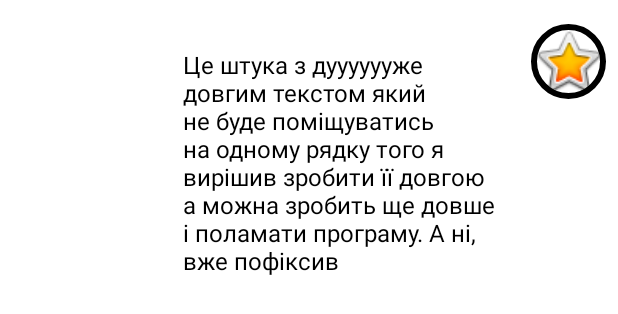
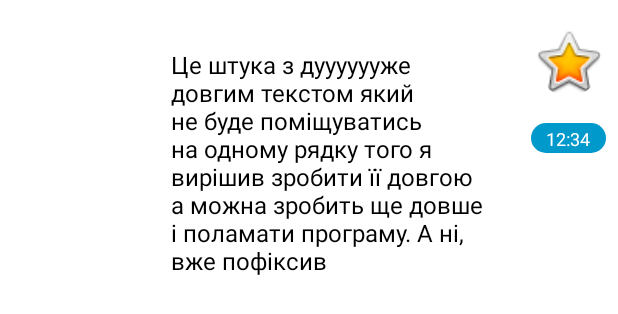
Before and after one commit to Vinlort/Lortgram, an Android app: the layout chat_to_row.xml on its own in the app's theme, with its tools: preview values and no code run, on a phone screen of 412 x 824 dp. Shown: the top 314 px of the screen. Run offline under Robolectric (Android 15) with nearby library versions, the phone set to English and light mode, and no system bars.

Commit message:
added message time

```diff
--- /dev/null
+++ b/app/src/main/res/drawable/rounded_message.xml
@@ -0,0 +1,5 @@
+<?xml version="1.0" encoding="utf-8"?>
+<shape xmlns:android="http://schemas.android.com/apk/res/android">
+    <corners android:radius="15dp"/>
+    <solid android:color="#C9E8FB"/>
+</shape>
--- a/app/src/main/res/layout/chat_to_row.xml
+++ b/app/src/main/res/layout/chat_to_row.xml
@@ -3,13 +3,15 @@
     xmlns:app="http://schemas.android.com/apk/res-auto"
     xmlns:tools="http://schemas.android.com/tools"
     android:layout_width="match_parent"
-    android:layout_height="wrap_content">
+    android:layout_height="wrap_content"
+    android:paddingBottom="8dp">
 
     <TextView
         android:id="@+id/textview_to_row"
         android:layout_width="0dp"
         android:layout_height="wrap_content"
-        android:layout_marginEnd="8dp"
+        android:layout_marginEnd="16dp"
+        android:layout_marginBottom="16dp"
         android:background="@drawable/rounded_edittext_register_login"
         android:maxWidth="240dp"
         android:padding="16dp"
@@ -18,7 +20,7 @@
         android:textSize="16sp"
         app:layout_constraintBottom_toBottomOf="parent"
         app:layout_constraintEnd_toStartOf="@+id/imageview_chat_to_row"
-        app:layout_constraintTop_toTopOf="@+id/imageview_chat_to_row"/>
+        app:layout_constraintTop_toTopOf="@+id/imageview_chat_to_row" />
 
     <de.hdodenhof.circleimageview.CircleImageView
         android:id="@+id/imageview_chat_to_row"
@@ -26,10 +28,25 @@
         android:layout_height="50dp"
         android:layout_marginTop="16dp"
         android:layout_marginEnd="8dp"
-        app:civ_border_color="@color/black"
-        app:civ_border_width="4dp"
+        app:civ_border_color="@color/white"
+        app:civ_border_width="2dp"
         app:layout_constraintEnd_toEndOf="parent"
         app:layout_constraintTop_toTopOf="parent"
         tools:srcCompat="@android:drawable/btn_star_big_on" />
 
+    <TextView
+        android:id="@+id/textview_time_to_row"
+        android:layout_width="50dp"
+        android:layout_height="20dp"
+        android:layout_marginTop="16dp"
+        android:background="@drawable/rounded_button"
+        android:gravity="center"
+        android:padding="2dp"
+        android:text="12:34"
+        android:textAlignment="center"
+        android:textColor="@color/white"
+        android:textSize="12sp"
+        app:layout_constraintEnd_toEndOf="@+id/imageview_chat_to_row"
+        app:layout_constraintTop_toBottomOf="@+id/imageview_chat_to_row" />
+
 </androidx.constraintlayout.widget.ConstraintLayout>
```
Also changed, not shown: app/src/main/java/com/vinlort/mychatapp/messages/ChatLogActivity.kt (+19 -6 lines), app/src/main/java/com/vinlort/mychatapp/views/LatestMessagesRow.kt (+39 -2 lines), app/src/main/res/layout/chat_from_row.xml (+17 -1 lines), app/src/main/res/layout/latest_message_row.xml (+26 -4 lines).
